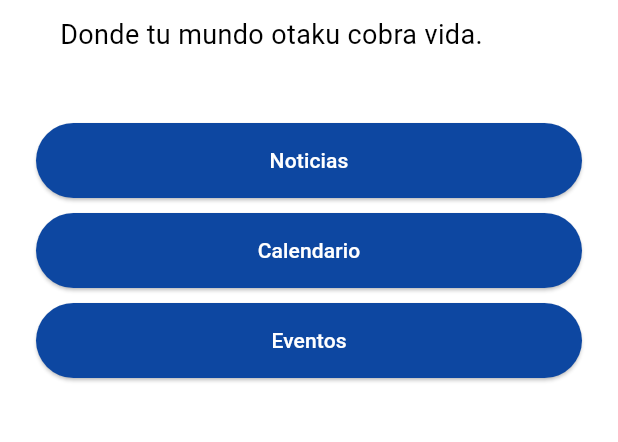
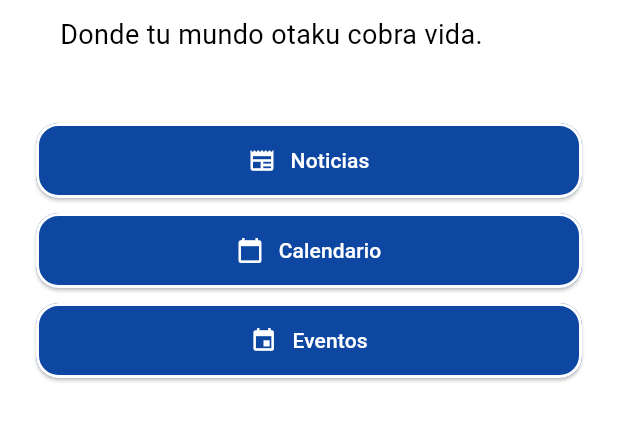
Before and after one commit to ConchiDP/Otakunizados, a Flutter app: the HomeScreen screen opened by its route, on a phone screen of 412 x 824 dp, the part 195-637 px from its top. Run offline on Flutter 3.47's test engine with Material 3 defaults, Android fonts, the phone set to English and light mode, and no system bars; our stand-ins replace cloud_firestore, firebase_auth, firebase_core; accounts and stored records are empty.

Commit message:
inicio y home

```diff
--- a/lib/screens/home/home_screen.dart
+++ b/lib/screens/home/home_screen.dart
@@ -9,7 +9,7 @@ class HomeScreen extends StatelessWidget {
     return AppScaffold(
       title: 'Bienvenido', // Título que aparece en el AppBar
       appBar: AppBar(
-        backgroundColor: const Color.fromARGB(255, 255, 255, 255),
+        backgroundColor: const Color.fromARGB(255, 0, 0, 0), // Fondo oscuro en el AppBar
         title: Row(
           children: [
             // Imagen pequeña de Otakunizados en el banner
@@ -46,8 +46,11 @@ class HomeScreen extends StatelessWidget {
           ),
         ],
       ),
-body: Container(
-        color: Colors.white, // El fondo de toda la pantalla será blanco
+      body: Stack(
+        children: [
+          // Fondo blanco
+          Container(
+            color: Colors.white, // Fondo blanco
             child: Padding(
               padding: const EdgeInsets.all(24.0),
               child: Column(
@@ -81,13 +84,24 @@ body: Container(
                     style: ElevatedButton.styleFrom(
                       backgroundColor: Color(0xFF0D47A1), // Color azul similar al login
                       minimumSize: const Size(double.infinity, 50),
+                      shape: RoundedRectangleBorder(
+                        borderRadius: BorderRadius.circular(15), // Bordes redondeados
+                      ),
+                      side: BorderSide(color: Colors.white, width: 2), // Borde blanco
                     ),
                     onPressed: () {
                       // Acción para ir a la pantalla de Noticias
                     },
-                child: const Text(
+                    child: Row(
+                      mainAxisAlignment: MainAxisAlignment.center,
+                      children: const [
+                        Icon(Icons.newspaper, color: Colors.white),
+                        SizedBox(width: 10),
+                        Text(
                           'Noticias',
                           style: TextStyle(color: Colors.white),
+                        ),
+                      ],
                     ),
                   ),
                   const SizedBox(height: 10),
@@ -96,13 +110,24 @@ body: Container(
                     style: ElevatedButton.styleFrom(
                       backgroundColor: Color(0xFF0D47A1), // Color azul similar al login
                       minimumSize: const Size(double.infinity, 50),
+                      shape: RoundedRectangleBorder(
+                        borderRadius: BorderRadius.circular(15), // Bordes redondeados
+                      ),
+                      side: BorderSide(color: Colors.white, width: 2), // Borde blanco
                     ),
                     onPressed: () {
                       // Acción para ir a la pantalla de Calendario
                     },
-                child: const Text(
+                    child: Row(
+                      mainAxisAlignment: MainAxisAlignment.center,
+                      children: const [
+                        Icon(Icons.calendar_today, color: Colors.white),
+                        SizedBox(width: 10),
+                        Text(
                           'Calendario',
                           style: TextStyle(color: Colors.white),
+                        ),
+                      ],
                     ),
                   ),
                   const SizedBox(height: 10),
@@ -111,19 +136,32 @@ body: Container(
                     style: ElevatedButton.styleFrom(
                       backgroundColor: Color(0xFF0D47A1), // Color azul similar al login
                       minimumSize: const Size(double.infinity, 50),
+                      shape: RoundedRectangleBorder(
+                        borderRadius: BorderRadius.circular(15), // Bordes redondeados
+                      ),
+                      side: BorderSide(color: Colors.white, width: 2), // Borde blanco
                     ),
                     onPressed: () {
                       // Acción para ir a la pantalla de Eventos
                     },
-                child: const Text(
+                    child: Row(
+                      mainAxisAlignment: MainAxisAlignment.center,
+                      children: const [
+                        Icon(Icons.event, color: Colors.white),
+                        SizedBox(width: 10),
+                        Text(
                           'Eventos',
                           style: TextStyle(color: Colors.white),
+                        ),
+                      ],
                     ),
                   ),
                 ],
               ),
             ),
           ),
+        ],
+      ),
     );
   }
 }
```
Lines whose indentation alone changed are shown as unchanged.
